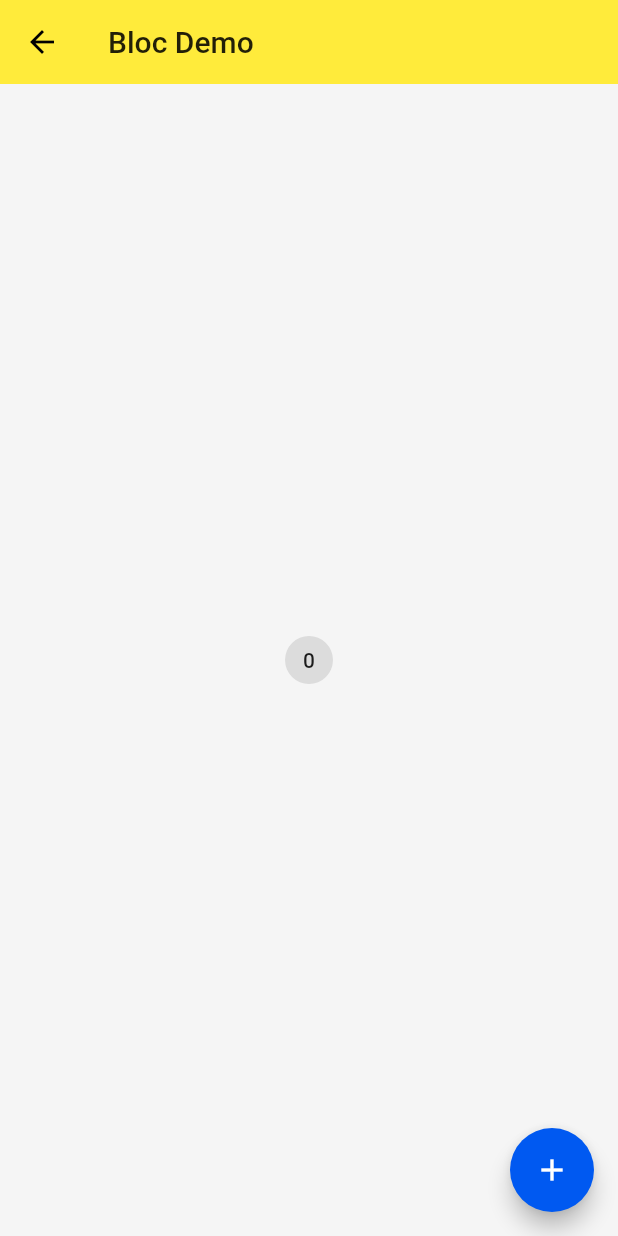
After one commit to IPOSDai/Flutter_Ninghao, a Flutter app: the BlocDemoPage screen opened directly, on a phone screen of 412 x 824 dp. The commit adds this screen. Run offline on Flutter 3.47's test engine with Material 2 defaults, Android fonts, the phone set to English and light mode, and no system bars; our stand-ins replace rxdart; network calls fail.

Commit message:
1，http，animation，bloc

```diff
--- /dev/null
+++ b/flutter_ninghao/lib/page_demo/bloc_page.dart
@@ -0,0 +1,125 @@
+import 'package:flutter/material.dart';
+import 'dart:async';
+
+class BlocDemoPage extends StatefulWidget {
+  @override
+  _BlocDemoPageState createState() => _BlocDemoPageState();
+}
+
+class _BlocDemoPageState extends State<BlocDemoPage> {
+  @override
+  Widget build(BuildContext context) {
+    return CounterProvider(
+      bloc: CounterBloc(),
+      child: Scaffold(
+        backgroundColor: Colors.grey[100],
+        appBar: AppBar(
+          elevation: 0.0,
+          title: Text("Bloc Demo"),
+        ),
+        body: CounterHome(),
+        floatingActionButton: CounterActionButton(),
+      ),
+    );
+  }
+}
+
+class CounterProvider extends InheritedWidget {
+
+  final Widget child;
+  final CounterBloc bloc;
+
+  const CounterProvider({
+    Key key,
+    @required this.child,
+    this.bloc,
+  })
+      : assert(child != null),
+        super(key: key, child: child);
+
+  static CounterProvider of(BuildContext context) {
+    return context.inheritFromWidgetOfExactType(CounterProvider) as CounterProvider;
+  }
+
+  @override
+  bool updateShouldNotify(CounterProvider old) {
+    return true;
+  }
+}
+
+class CounterHome extends StatelessWidget {
+  @override
+  Widget build(BuildContext context) {
+
+    CounterBloc _counterBloc = CounterProvider.of(context).bloc;
+
+    return Center(
+        child: StreamBuilder(
+          initialData: 0,
+          stream: _counterBloc.count,
+          builder: (context, snapshot) {
+            return ActionChip(
+              label: Text("${snapshot.data}"),
+              onPressed: () {
+                _counterBloc.counter.add(1);
+              },
+            );
+          },
+        ),
+//      child: ActionChip(
+//        label: Text('0'),
+//        onPressed: () {
+////          _counterBloc.log();
+//          _counterBloc.counter.add(1);
+//        },
+//      ),
+    );
+  }
+}
+
+class CounterActionButton extends StatelessWidget {
+
+  @override
+  Widget build(BuildContext context) {
+    CounterBloc _counterBloc = CounterProvider.of(context).bloc;
+
+    return FloatingActionButton(
+      child: Icon(Icons.add),
+      onPressed: () {
+//        _counterBloc.log();
+        _counterBloc.counter.add(1);
+      },
+    );
+  }
+}
+
+class CounterBloc {
+
+  final _counterActionController = StreamController<int>();
+  StreamSink<int> get counter => _counterActionController.sink;
+  final _counterControoler = StreamController<int>();
+  Stream<int> get count => _counterControoler.stream;
+
+  int _count = 0;
+
+  CounterBloc() {
+    _counterActionController.stream.listen(onData);
+//    _counterControoler.stream.listen(onData);
+  }
+
+
+  void dispose() {
+//    _counterActionController.close();
+    _counterControoler.close();
+  }
+
+  void onData(int data) {
+    print('$data');
+    _count = data + _count;
+    _counterControoler.add(_count);
+  }
+
+  void log() {
+    print('Bloc');
+  }
+}
--- a/flutter_ninghao/pubspec.yaml
+++ b/flutter_ninghao/pubspec.yaml
@@ -26,6 +26,7 @@ dependencies:
   intl: 0.15.8
   scoped_model: ^1.0.1
   rxdart: ^0.22.1+1
+  http: ^0.12.0+2
 
 dev_dependencies:
   flutter_test:
```
Also changed, not shown: flutter_ninghao/lib/page_demo/animation_page.dart (added, +144 -0 lines), flutter_ninghao/lib/page_demo/demos_page.dart (+34 -0 lines), flutter_ninghao/lib/page_demo/http_page.dart (added, +128 -0 lines), flutter_ninghao/pubspec.lock.
